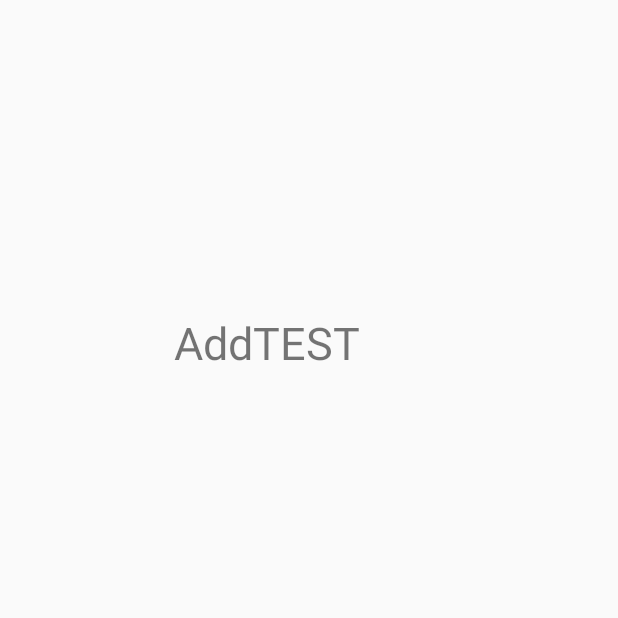
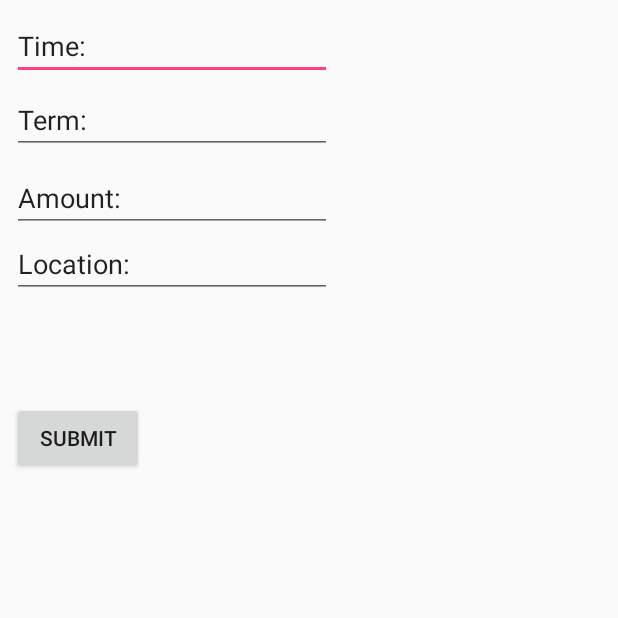
Before and after one commit to e11491576/ProjectApp, an Android app: the AddActivity screen opened directly, with no data from a screen before it, on a phone screen of 412 x 824 dp, the top half of it. Run offline under Robolectric (Android 15) with nearby library versions, the phone set to English and light mode, and no system bars.

Commit message:
table create.... insert

```diff
--- a/app/src/main/java/com/example/kevin/projectapp/AddActivity.java
+++ b/app/src/main/java/com/example/kevin/projectapp/AddActivity.java
@@ -2,12 +2,35 @@ package com.example.kevin.projectapp;
 
 import android.support.v7.app.AppCompatActivity;
 import android.os.Bundle;
+import android.view.View;
+import android.widget.Button;
+import android.widget.EditText;
 
 public class AddActivity extends AppCompatActivity {
-
+    EditText editTime,editTerm,editAmount,editLocation;
+    Button btnSubmit;
     @Override
     protected void onCreate(Bundle savedInstanceState) {
         super.onCreate(savedInstanceState);
+
+        editTime = (EditText)findViewById(R.id.editText);
+        editTerm = (EditText)findViewById(R.id.editText2);
+        editAmount = (EditText)findViewById(R.id.editText3);
+        editLocation = (EditText)findViewById(R.id.editText4);
+        btnSubmit = (Button)findViewById(R.id.button2);
+
         setContentView(R.layout.activity_add);
     }
+
+    public void AddData(){
+        btnSubmit.setOnClickListener(){
+            new View.OnClickListener(){
+                @Override
+                public void onClick(View v) {
+                    mydb.insertData();
+
+                }
+            }
+        };
+    }
 }
--- a/app/src/main/java/com/example/kevin/projectapp/DatabaseHelper.java
+++ b/app/src/main/java/com/example/kevin/projectapp/DatabaseHelper.java
@@ -1,5 +1,6 @@
 package com.example.kevin.projectapp;
 
+import android.content.ContentValues;
 import android.content.Context;
 import android.database.sqlite.SQLiteDatabase;
 import android.database.sqlite.SQLiteOpenHelper;
@@ -57,4 +58,17 @@ public class DatabaseHelper extends SQLiteOpenHelper {
         onCreate(db);
     }
 
+    public boolean insertData (String dataTime, String term, Integer amount, String comsumeLocation){
+        SQLiteDatabase db = this.getWritableDatabase();
+        ContentValues contentValues = new ContentValues();
+        contentValues.put(dataTime_column,dataTime);
+        contentValues.put(term_column,term);
+        contentValues.put(amount_column,amount);
+        contentValues.put(comsumeLocation_column,comsumeLocation);
+        long result = db.insert(tableName,null,contentValues);
+        if(result==-1)
+            return false;
+        else
+            return true;
+    }
 }
--- a/app/src/main/java/com/example/kevin/projectapp/MainActivity.java
+++ b/app/src/main/java/com/example/kevin/projectapp/MainActivity.java
@@ -4,6 +4,8 @@ import android.content.Intent;
 import android.support.v7.app.AppCompatActivity;
 import android.os.Bundle;
 import android.view.View;
+import android.widget.Button;
+import android.widget.EditText;
 import android.widget.ImageButton;
 
 public class MainActivity extends AppCompatActivity {
@@ -14,6 +16,7 @@ public class MainActivity extends AppCompatActivity {
         super.onCreate(savedInstanceState);
         setContentView(R.layout.activity_main);
         mydb = new DatabaseHelper(this);
+
 
         button1 =(ImageButton)findViewById(R.id.imageButton1);
         ImageButton nextPageBtn1=(ImageButton)findViewById(R.id.imageButton1);
--- a/app/src/main/res/layout/activity_add.xml
+++ b/app/src/main/res/layout/activity_add.xml
@@ -6,14 +6,58 @@
     android:layout_height="match_parent"
     tools:context="com.example.kevin.projectapp.AddActivity">
 
-    <TextView
-        android:id="@+id/textView"
+    <EditText
+        android:id="@+id/editText"
         android:layout_width="wrap_content"
         android:layout_height="wrap_content"
-        android:layout_marginStart="116dp"
-        android:layout_marginTop="208dp"
-        android:text="AddTEST"
-        android:textSize="30sp"
+        android:layout_marginStart="8dp"
+        android:layout_marginTop="8dp"
+        android:ems="10"
+        android:inputType="textPersonName"
+        android:text="Time:"
         app:layout_constraintStart_toStartOf="parent"
         app:layout_constraintTop_toTopOf="parent" />
+
+    <EditText
+        android:id="@+id/editText2"
+        android:layout_width="wrap_content"
+        android:layout_height="wrap_content"
+        android:layout_marginTop="4dp"
+        android:ems="10"
+        android:inputType="textPersonName"
+        android:text="Term:"
+        app:layout_constraintStart_toStartOf="@+id/editText"
+        app:layout_constraintTop_toBottomOf="@+id/editText" />
+
+    <EditText
+        android:id="@+id/editText4"
+        android:layout_width="wrap_content"
+        android:layout_height="wrap_content"
+        android:layout_marginTop="44dp"
+        android:ems="10"
+        android:inputType="textPersonName"
+        android:text="Location:"
+        app:layout_constraintStart_toStartOf="@+id/editText3"
+        app:layout_constraintTop_toTopOf="@+id/editText3" />
+
+    <Button
+        android:id="@+id/button2"
+        android:layout_width="wrap_content"
+        android:layout_height="wrap_content"
+        android:layout_marginStart="8dp"
+        android:layout_marginTop="268dp"
+        android:text="Submit"
+        app:layout_constraintStart_toStartOf="parent"
+        app:layout_constraintTop_toTopOf="parent" />
+
+    <EditText
+        android:id="@+id/editText3"
+        android:layout_width="wrap_content"
+        android:layout_height="wrap_content"
+        android:layout_marginTop="52dp"
+        android:ems="10"
+        android:inputType="number"
+        android:text="Amount:"
+        app:layout_constraintStart_toStartOf="@+id/editText2"
+        app:layout_constraintTop_toTopOf="@+id/editText2" />
 </android.support.constraint.ConstraintLayout>
```
